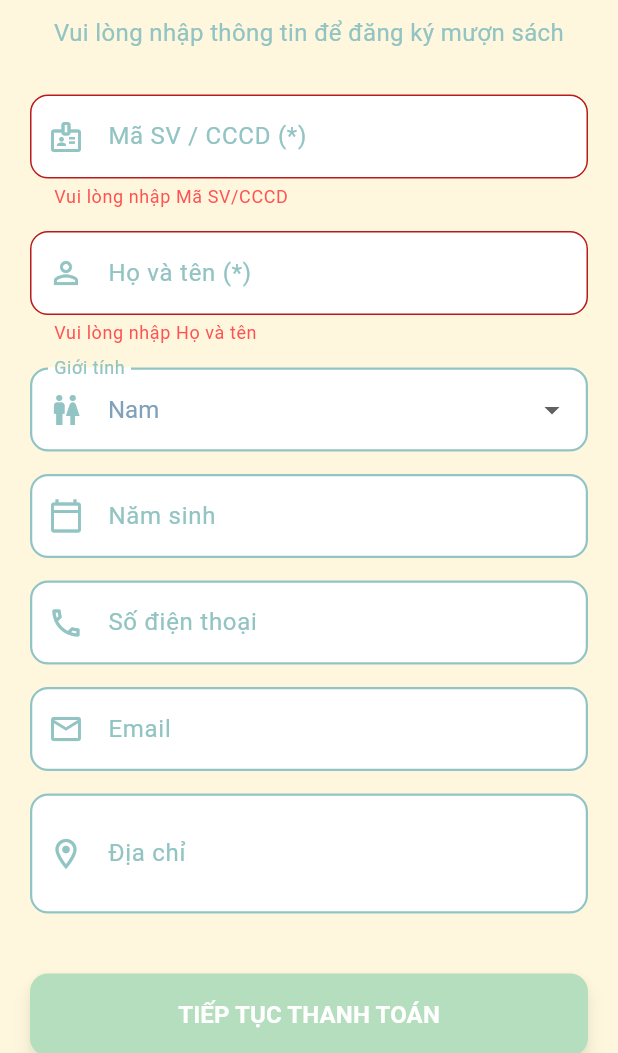
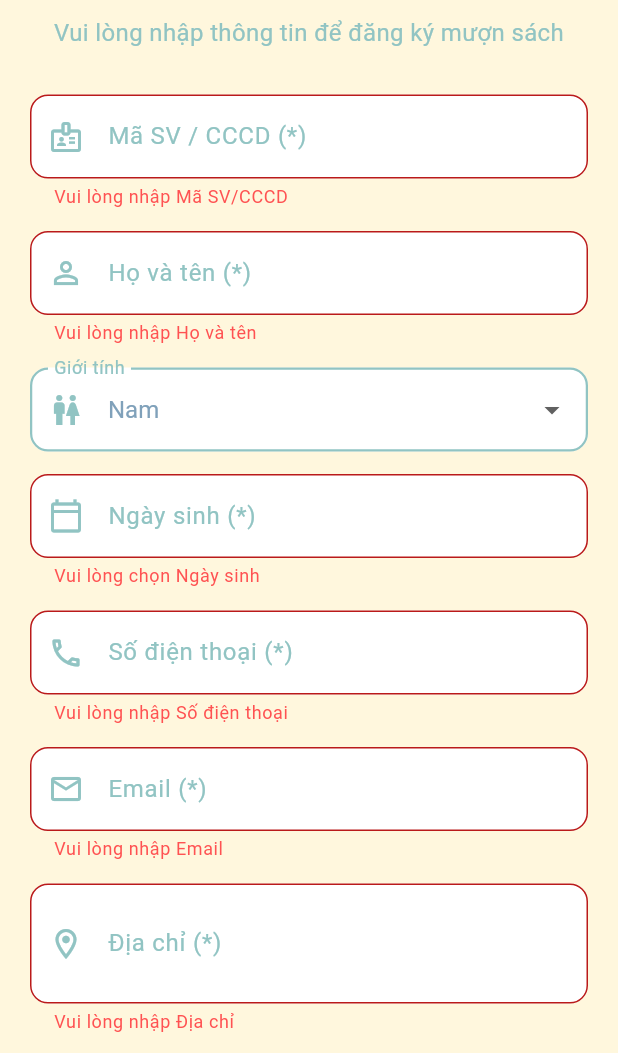
Before and after one commit to TenlaQuang/SmartLib-app, a Flutter app: the RegisterScreen screen opened directly, after a tap on "TIẾP TỤC THANH TOÁN", on a phone screen of 412 x 824 dp, the part 183-1236 px from its top. Run offline on Flutter 3.47's test engine with Material 3 defaults, Android fonts, the phone set to English and light mode, and no system bars; our stand-ins replace flutter_local_notifications, google_fonts, image_picker, lottie, palette_generator, shared_preferences; missing offline and left inert: mobile_scanner, nfc_manager; accounts and stored records are empty; network calls fail.

Commit message:
up bản hoàn thiện

```diff
--- a/lib/presentation/screens/register_screen.dart
+++ b/lib/presentation/screens/register_screen.dart
@@ -29,6 +29,40 @@ class _RegisterScreenState extends State<RegisterScreen> {
   int? _payosOrderCode;
   Uint8List? _invoiceImageBytes;
   String? _invoiceFilename;
+
+  DateTime? _selectedBirthDate;
+
+  Future<void> _selectBirthDate(BuildContext context) async {
+    final DateTime? picked = await showDatePicker(
+      context: context,
+      initialDate: DateTime(2002), // default student age
+      firstDate: DateTime(1950),
+      lastDate: DateTime.now(),
+      builder: (context, child) {
+        return Theme(
+          data: Theme.of(context).copyWith(
+            colorScheme: const ColorScheme.light(
+              primary: Color(0xFF91C4C3), // header background color
+              onPrimary: Colors.white, // header text color
+              onSurface: Color(0xFF3E2723), // body text color
+            ),
+            textButtonTheme: TextButtonThemeData(
+              style: TextButton.styleFrom(
+                foregroundColor: const Color(0xFF80A1BA), // button text color
+              ),
+            ),
+          ),
+          child: child!,
+        );
+      },
+    );
+    if (picked != null && picked != _selectedBirthDate) {
+      setState(() {
+        _selectedBirthDate = picked;
+        _birthYearController.text = "${picked.day.toString().padLeft(2, '0')}/${picked.month.toString().padLeft(2, '0')}/${picked.year}";
+      });
+    }
+  }
 
   Future<void> _createPaymentLink() async {
     if (!_formKey.currentState!.validate()) return;
@@ -96,7 +130,7 @@ class _RegisterScreenState extends State<RegisterScreen> {
         'user_code': _userCodeController.text.trim(),
         'full_name': _fullNameController.text.trim(),
         'gender': _gender,
-        'birth_year': int.tryParse(_birthYearController.text.trim()) ?? 0,
+        'birth_year': _selectedBirthDate?.year ?? 0,
         'phone_number': _phoneController.text.trim(),
         'address': _addressController.text.trim(),
         'email': _emailController.text.trim(),
@@ -226,32 +260,56 @@ class _RegisterScreenState extends State<RegisterScreen> {
                 ),
                 const SizedBox(height: 15),
 
-                _buildTextField(
-                  controller: _birthYearController,
-                  label: 'Năm sinh',
-                  icon: Icons.calendar_today_outlined,
-                  keyboardType: TextInputType.number,
+                GestureDetector(
+                  onTap: () => _selectBirthDate(context),
+                  child: AbsorbPointer(
+                    child: _buildTextField(
+                      controller: _birthYearController,
+                      label: 'Ngày sinh (*)',
+                      icon: Icons.calendar_today_outlined,
+                      validator: (value) {
+                        if (value == null || value.isEmpty) return 'Vui lòng chọn Ngày sinh';
+                        return null;
+                      },
+                    ),
+                  ),
                 ),
                 const SizedBox(height: 15),
                 _buildTextField(
                   controller: _phoneController,
-                  label: 'Số điện thoại',
+                  label: 'Số điện thoại (*)',
                   icon: Icons.phone_outlined,
                   keyboardType: TextInputType.phone,
+                  validator: (value) {
+                    if (value == null || value.isEmpty) return 'Vui lòng nhập Số điện thoại';
+                    final regExp = RegExp(r'^[0-9]{10}$');
+                    if (!regExp.hasMatch(value)) return 'Số điện thoại phải có đúng 10 chữ số';
+                    return null;
+                  },
                 ),
                 const SizedBox(height: 15),
                 _buildTextField(
                   controller: _emailController,
-                  label: 'Email',
+                  label: 'Email (*)',
                   icon: Icons.email_outlined,
                   keyboardType: TextInputType.emailAddress,
+                  validator: (value) {
+                    if (value == null || value.isEmpty) return 'Vui lòng nhập Email';
+                    final regExp = RegExp(r'^[\w-\.]+@([\w-]+\.)+[\w-]{2,4}$');
+                    if (!regExp.hasMatch(value)) return 'Định dạng email không hợp lệ';
+                    return null;
+                  },
                 ),
                 const SizedBox(height: 15),
                 _buildTextField(
                   controller: _addressController,
-                  label: 'Địa chỉ',
+                  label: 'Địa chỉ (*)',
                   icon: Icons.location_on_outlined,
                   maxLines: 2,
+                  validator: (value) {
+                    if (value == null || value.isEmpty) return 'Vui lòng nhập Địa chỉ';
+                    return null;
+                  },
                 ),
 
                 const SizedBox(height: 40),
```
Also changed, not shown: lib/presentation/screens/home_screen.dart (+17 -18 lines), lib/presentation/screens/intro_screen.dart (+48 -1 lines), lib/presentation/screens/nfc_registration_screen.dart (+53 -14 lines), lib/presentation/widgets/scanner_page.dart (+26 -2 lines), lib/services/api_service.dart (+17 -0 lines), 1 other file.
